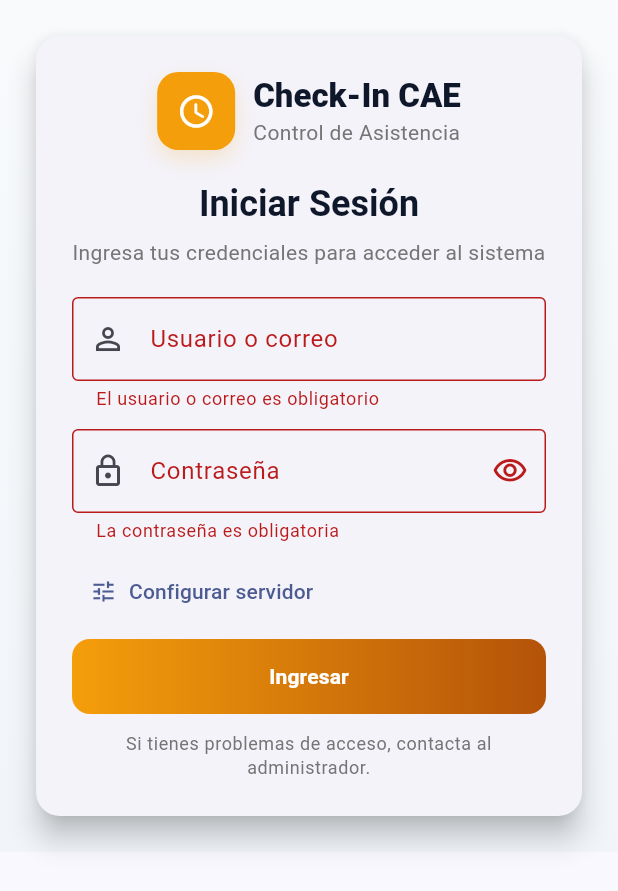
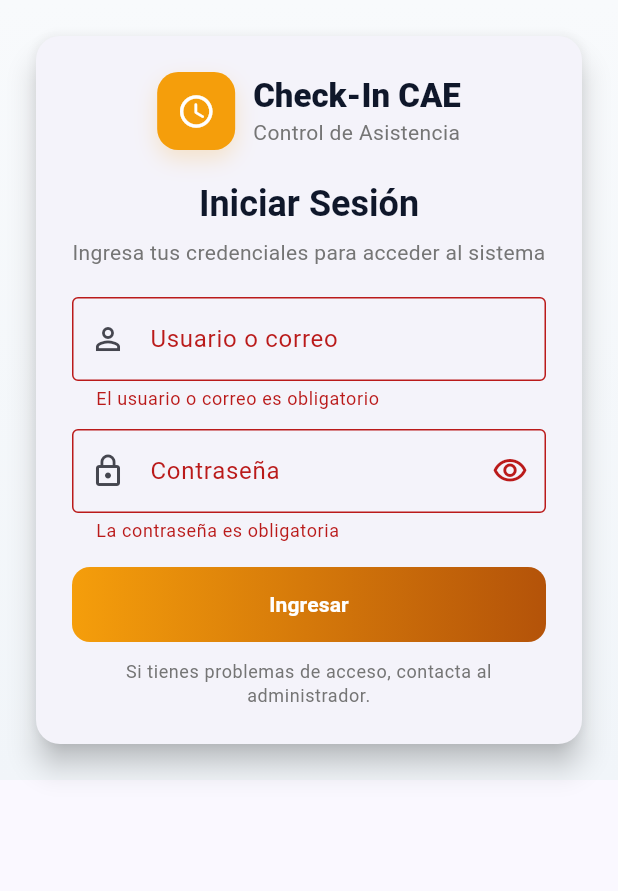
Before and after one commit to AndreeAng/checkincae, a Flutter app: the screen it shows after launch, after a tap on "Ingresar", on a phone screen of 412 x 824 dp. Shown: the top 891 px of the screen. Run offline on Flutter 3.47's test engine with Material 3 defaults, Android fonts, the phone set to English and light mode, and no system bars; our stand-ins replace flutter_secure_storage, geolocator, image_picker; missing offline and left inert: dart:html; accounts and stored records are empty; network calls fail.

Commit message:
Fijar baseUrl y ocultar configuracion de servidor

```diff
--- a/mobile_web/lib/providers/auth_provider.dart
+++ b/mobile_web/lib/providers/auth_provider.dart
@@ -25,11 +25,7 @@ class AuthProvider extends ChangeNotifier {
         _storage.read('token'),
         const Duration(seconds: 3),
       );
-      baseUrl = await _withTimeout<String?>(
-            _storage.read('baseUrl'),
-            const Duration(seconds: 3),
-          ) ??
-          AppConfig.defaultBaseUrl;
+      baseUrl = AppConfig.defaultBaseUrl;
 
       if (token != null) {
         try {
@@ -57,18 +53,10 @@ class AuthProvider extends ChangeNotifier {
   Future<void> login({
     required String username,
     required String password,
-    required String newBaseUrl,
   }) async {
     loading = true;
     notifyListeners();
-    baseUrl = newBaseUrl.trim();
-    if (baseUrl.endsWith('/')) {
-      baseUrl = baseUrl.substring(0, baseUrl.length - 1);
-    }
-    _withTimeout<void>(
-      _storage.write('baseUrl', baseUrl),
-      const Duration(seconds: 2),
-    );
+    baseUrl = AppConfig.defaultBaseUrl;
 
     try {
       final api = ApiService(baseUrl: baseUrl, token: null);
--- a/mobile_web/lib/screens/login_screen.dart
+++ b/mobile_web/lib/screens/login_screen.dart
@@ -15,10 +15,8 @@ class _LoginScreenState extends State<LoginScreen> {
   final _formKey = GlobalKey<FormState>();
   final _usernameController = TextEditingController();
   final _passwordController = TextEditingController();
-  final _baseUrlController = TextEditingController(text: AppConfig.defaultBaseUrl);
 
   String? _error;
-  bool _showServerField = false;
   bool _showPassword = false;
   bool _timedOut = false;
   static const _brandColor = Color(0xFFF59E0B);
@@ -29,7 +27,6 @@ class _LoginScreenState extends State<LoginScreen> {
   void dispose() {
     _usernameController.dispose();
     _passwordController.dispose();
-    _baseUrlController.dispose();
     super.dispose();
   }
 
@@ -46,7 +43,6 @@ class _LoginScreenState extends State<LoginScreen> {
           .login(
             username: _usernameController.text.trim(),
             password: _passwordController.text,
-            newBaseUrl: _baseUrlController.text.trim(),
           )
           .timeout(const Duration(seconds: 15));
     } catch (error) {
@@ -206,35 +202,6 @@ class _LoginScreenState extends State<LoginScreen> {
                                 },
                               ),
                               const SizedBox(height: 8),
-                              Align(
-                                alignment: Alignment.centerLeft,
-                                child: TextButton.icon(
-                                  onPressed: () => setState(
-                                    () => _showServerField = !_showServerField,
-                                  ),
-                                  icon: Icon(
-                                    _showServerField ? Icons.expand_less : Icons.tune,
-                                  ),
-                                  label: const Text('Configurar servidor'),
-                                ),
-                              ),
-                              if (_showServerField) ...[
-                                TextFormField(
-                                  controller: _baseUrlController,
-                                  decoration: const InputDecoration(
-                                    labelText: 'URL del servidor',
-                                    hintText: 'http://localhost:4000',
-                                    prefixIcon: Icon(Icons.link),
-                                  ),
-                                  validator: (value) {
-                                    if (value == null || value.trim().isEmpty) {
-                                      return 'La URL es obligatoria';
-                                    }
-                                    return null;
-                                  },
-                                ),
-                                const SizedBox(height: 8),
-                              ],
                               if (_error != null)
                                 Padding(
                                   padding: const EdgeInsets.only(bottom: 8),
--- a/mobile_web/lib/screens/profile_screen.dart
+++ b/mobile_web/lib/screens/profile_screen.dart
@@ -29,7 +29,6 @@ class ProfileScreen extends StatelessWidget {
             Text('Usuario: ${user?.username ?? ''}'),
             Text('Rol: ${user?.role ?? ''}'),
             const SizedBox(height: 12),
-            Text('Servidor: ${auth.baseUrl}'),
             const Spacer(),
             SizedBox(
               width: double.infinity,
--- a/mobile_web/lib/utils/app_config.dart
+++ b/mobile_web/lib/utils/app_config.dart
@@ -1,4 +1,4 @@
 class AppConfig {
-  static const defaultBaseUrl = 'http://192.168.26.23:4000';
+  static const defaultBaseUrl = 'https://nibble-bo.cloud/api';
   static const appName = 'Check-In CAE';
 }
```
